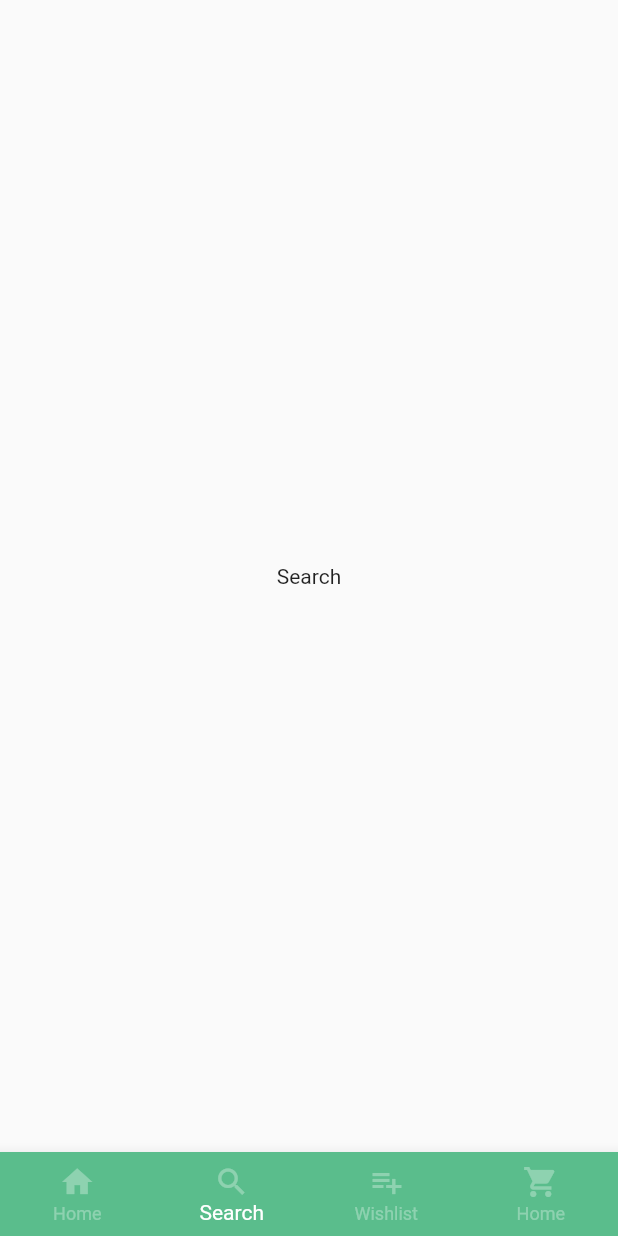
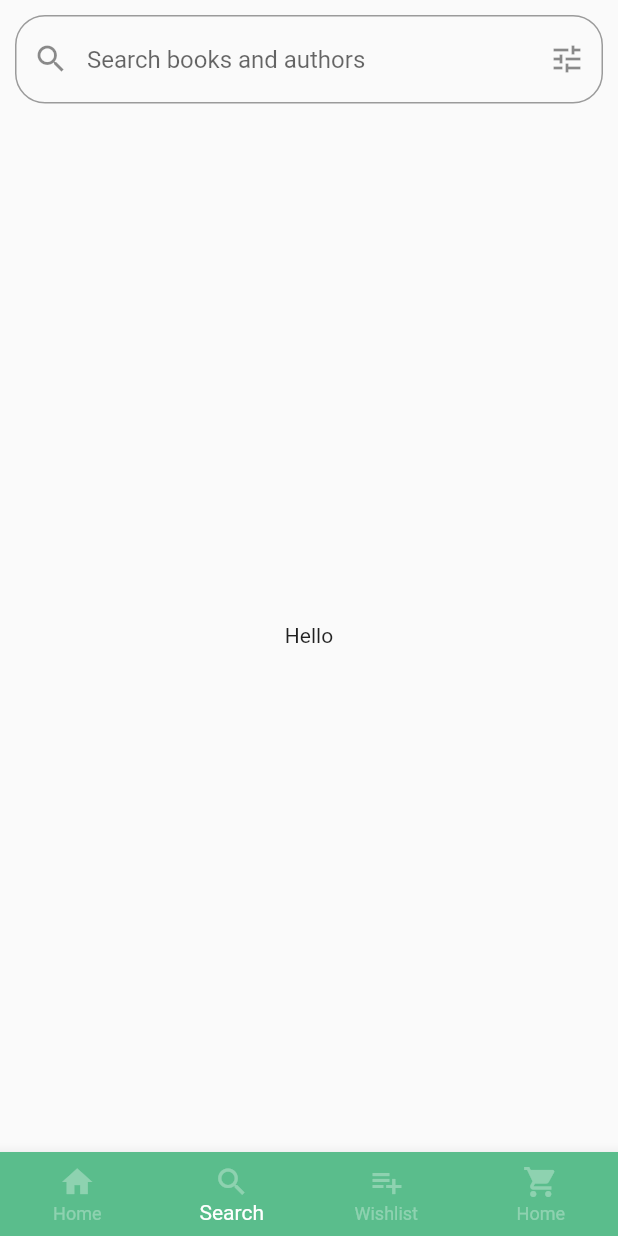
Before and after one commit to infiniteoverflow/Grocer-App, a Flutter app: the HomePage screen opened directly, item 2 of the bottom bar chosen, on a phone screen of 412 x 824 dp. Run offline on Flutter 3.47's test engine with Material 2 defaults, Android fonts, the light colour scheme and no system bars; missing offline and left inert: flutter_onboarding_screen.

Commit message:
Added Search Screen UI

```diff
--- a/lib/screens/homepage.dart
+++ b/lib/screens/homepage.dart
@@ -15,7 +15,7 @@ class _HomePageState extends State<HomePage> {
   int _selectedPage = 0;
   final _pageOptions = [
     MainContent(_scaffoldKey),
-    SearchScreen(),
+    SearchPage(),
     // WishlistScreen(),
     // Cart()
   ];
--- a/lib/screens/searchScreen.dart
+++ b/lib/screens/searchScreen.dart
@@ -1,17 +1,169 @@
+
 import 'package:flutter/material.dart';
+import 'package:grocer_app/screens/filterScreen.dart';
 
-class SearchScreen extends StatefulWidget {
-  @override
-  _SearchScreenState createState() => _SearchScreenState();
+class SearchPage extends StatefulWidget {
+
+  _SearchPageState createState() => _SearchPageState();
 }
 
-class _SearchScreenState extends State<SearchScreen> {
+class _SearchPageState extends State<SearchPage> {
+
+  final List<Widget> body = [
+    textBody(),
+    suggestion(),
+  ];
+
+  int bodyIndex = 0;
+  int actionIndex = 1;
+  TextEditingController controller = TextEditingController();
+
+  static List<String> suggestions = [
+    "Search 1",
+    "Search 2",
+    "Search 3"
+  ];
+
+  Icon actionIcon = Icon(Icons.tune);
+  FocusNode myFocusNode;
+  bool initialTap = false;
+
   @override
-  Widget build(BuildContext context) {
-    return Container(
-      child: Center(
-        child: Text("Search"),
+  void initState() {
+    super.initState();
+    myFocusNode = FocusNode();
+  }
+
+  static textBody() {
+    return Center(child: Text("Hello"));
+  }
+
+  static suggestion() {
+    return ListView.builder(
+      itemCount: suggestions.length,
+      itemBuilder: (context, index) => SizedBox(
+        height: 60,
+        child: Row(
+          mainAxisAlignment: MainAxisAlignment.spaceBetween,
+          children: [
+            Expanded(
+              flex: 1,
+              child: Padding(
+                padding: const EdgeInsets.only(top:18,bottom:18,left:30),
+                child: Icon(Icons.search),
+              ),
+            ),
+            Expanded(
+              flex:3,
+              child: Padding(
+                padding: const EdgeInsets.all(18.0),
+                child: Text(
+                  suggestions[index],
+                  style: TextStyle(
+                    fontSize: 20,
+                    fontWeight: FontWeight.bold
+                  ),
+                ),
+              ),
+            ),
+            Expanded(
+              flex:1,
+              child: Padding(
+                padding: const EdgeInsets.only(top:18,bottom:18,right:30),
+                child: Icon(Icons.cancel,color: Colors.green,),
+              ),
+            )
+          ],
+        ),
       ),
     );
   }
+
+  Widget searchBar() {
+    return Row(
+      children: [
+        Expanded(
+          child: Container(
+            padding: EdgeInsets.all(10),
+            child: TextField(
+              focusNode: myFocusNode,
+              controller: controller,
+              decoration: InputDecoration(
+                border: OutlineInputBorder(
+                  borderRadius: BorderRadius.circular(20)
+                ),
+                prefixIcon: Icon(Icons.search),
+                hintText: "Search books and authors",
+                suffixIcon: IconButton(
+                  icon: actionIcon,
+                  onPressed: () {
+                    print(actionIndex);
+                    if(actionIndex == 0) {
+                      actionIndex = 1;
+                      actionIcon = Icon(Icons.tune);
+                      bodyIndex = 0;
+                      controller.text = " ";
+                      myFocusNode.unfocus();
+                    } else {
+                      Navigator.push(context, MaterialPageRoute(
+                        builder: (context) => FilterScreen(),
+                      ));
+                    }
+
+                    setState(() {
+
+                    });
+                  },
+                ),
+              ),
+              onChanged: (String val) {
+                if(val.length >= 0) {
+                  print(0);
+                  bodyIndex = 1;
+                  actionIndex = 0;
+                  actionIcon = Icon(Icons.cancel);
+                  setState(() {
+
+                  });
+                }
+              },
+              onTap: () {
+                if(!initialTap) {
+                  bodyIndex = 1;
+                  actionIndex = 0;
+                  initialTap = true;
+                  actionIcon = Icon(Icons.cancel);
+                  setState(() {
+
+                  });
+                }
+              },
+            ),
+          ),
+        )
+      ],
+    );
+  }
+
+  @override
+  Widget build(BuildContext context) {
+    // This method is rerun every time setState is called, for instance as done
+    // by the _incrementCounter method above.
+    //
+    // The Flutter framework has been optimized to make rerunning build methods
+    // fast, so that you can just rebuild anything that needs updating rather
+    // than having to individually change instances of widgets.
+    return Scaffold(
+      body: SafeArea(
+        child: Column(
+          children: [
+            searchBar(),
+            Expanded(
+              child: body[bodyIndex%2],
+            )
+          ],
+        ),
+      )
+    );
+  }
 }
```
Also changed, not shown: lib/screens/filterScreen.dart (added, +19 -0 lines).
